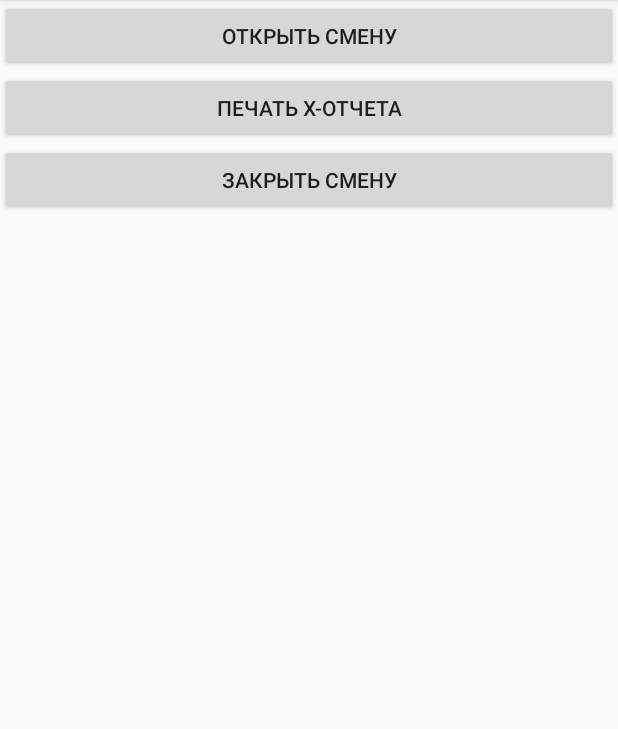
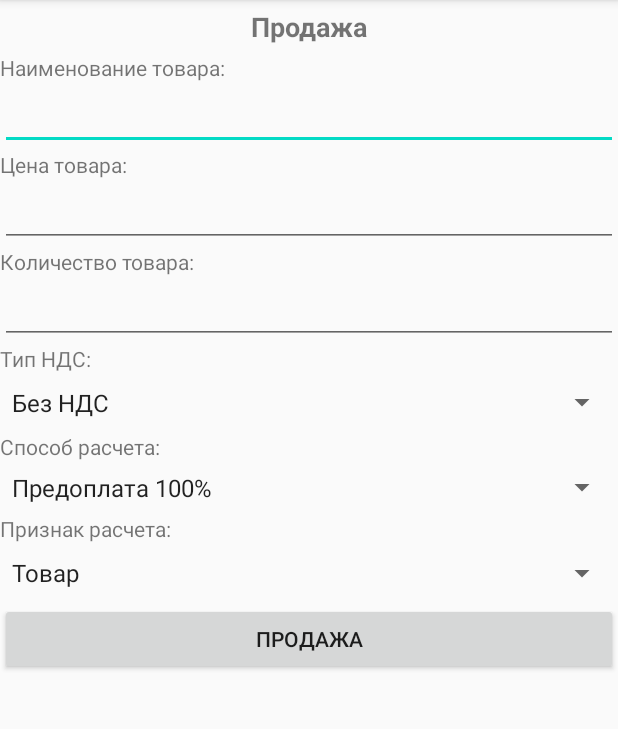
Before and after one commit to bayan47/DroidPOS, an Android app: the screen it shows after launch (Kassa_Settings before the commit, Kassa_SellUI after it), after a tap on "КАССОВОЕ УСТРОЙСТВО", on a phone screen of 412 x 824 dp, the part 84-813 px from its top. Run offline under Robolectric (Android 15) with nearby library versions, the phone set to English and light mode, and no system bars; 10 statements that could not run were skipped.

Commit message:
Реализована продажа товара (пока один в чеке)

```diff
--- /dev/null
+++ b/android_util_fr_drv_ng-release/build.gradle
@@ -0,0 +1,2 @@
+configurations.maybeCreate("default")
+artifacts.add("default", file('android_util_fr_drv_ng-release.aar'))
--- a/app/src/main/java/com/example/shtrih/Kassa.java
+++ b/app/src/main/java/com/example/shtrih/Kassa.java
@@ -1,6 +1,11 @@
 package com.example.shtrih;
 
+
+import java.math.BigDecimal;
+import java.math.RoundingMode;
+
 import ru.shtrih_m.fr_drv_ng.classic_interface.classic_interface;
+
 
 final public class Kassa  {
 
@@ -12,16 +17,71 @@ final public class Kassa  {
         int nds_id;
         String nds_name;
         TaxTypes(int id, String name){
-            nds_id=id;
+            this.nds_id=id;
+            this.nds_name = name;
+        }
+
+        @Override
+        public String toString()
+        {
+            super.toString();
+            return nds_name;
         }
     }
+
+    public static enum PaymentTypes     //Перечисление признаков способов расчета
+    {
+        Predoplata(1,"Предоплата 100%"),NotFullPredoplata(2,"Частичная предоплата"),Avans(3, "Аванс"),FullRashet(4,"Полный расчет"),NotFullRashet(5,"Частичный расчет"),PeredachaKredit(6,"Передача в кредит"),OplataKredit(7,"Оплата в кредит");
+        int pay_id;
+        String pay_name;
+
+        PaymentTypes(int id,String name)
+        {
+            pay_id = id;
+            pay_name = name;
+        }
+
+        @Override
+        public String toString()
+        {
+            super.toString();
+            return pay_name;
+        }
+    }
+
+    public static enum PaymentItemType
+    {
+        Tovar(1,"Товар"),AkcizTovar(2,"Подакцизный товар"),Rabota(3,"Работа"),Usluga(4,"Услуга"),StavkaAzart(5,"Ставка азартной игры"),IncomeAzart(6,"Выигрыш азартной игры"),LotBilet(7,"Лотерейный билет"),IncomeLot(8,"Выигрыш лотереи"),RID(9,"Предоставление РИД"),Platezh(10,"Платеж"),IncomeAgent(11,"Агентское вознаграждение"),SostavPayItemType(12,"Составной предмет расчета"),AnotherpayItemType(13,"Иной предмет расчета");
+
+        int pay_item_type_id;
+        String pay_item_type_name;
+
+        PaymentItemType(int id, String name)
+        {
+            pay_item_type_id = id;
+            pay_item_type_name = name;
+        }
+
+        @Override
+        public String toString()
+        {
+            super.toString();
+            return pay_item_type_name;
+        }
+    }
+
+    public static String goodName; //Название товара
+    public static long price; //Цена товара
     public static double quantity; // Количество товара
     public static TaxTypes taxType; //Тип НДС
+    public static PaymentTypes paymentType; //Признак способа расчета
+    public static PaymentItemType paymentItemType; //Признак предмета расчета
 
 
-    public static void OpenSession()           //Открыть смену на кассу
+    public static void OpenSession()           //Открыть смену на кассе
     {
         device.FNOpenSession();
+
     }
 
     public static void CloseSession()          //Закрыть смену на кассе
@@ -37,10 +97,25 @@ final public class Kassa  {
     public static void Sell()                   //Продажа
     {
         device.Set_CheckType(1);           //Устанавливаю тип операции. Подробнее - https://github.com/shtrih-m/fr_drv_ng/wiki/Properties#group___properties_1ga8c8729c0e051e112febacd4f7f9ee91d
+        device.Set_Price(price);
+        device.Set_StringForPrinting(goodName);
         device.Set_Quantity(quantity);           //Установка количества товара к продаже
         device.Set_TaxValue1Enabled(false);      //Установка самостоятельного расчета суммы налога. Подробнее - https://github.com/shtrih-m/fr_drv_ng/wiki/Properties#group___properties_1gab43c70068f2161777d97b26b7b586c52
+        device.Set_Summ1(device.Get_Price()*Double.valueOf(device.Get_Quantity()).longValue());
         device.Set_Summ1Enabled(false);   //Установка параметра Summ1. (Нихрена не понятно для чего, но когда отключен сумма считается - количество товара * чек.
+        device.Set_Tax1(taxType.nds_id);        //Установка выбранного НДС
+        device.Set_Department(1);         //Установка режима свободной продажи - https://github.com/shtrih-m/fr_drv_ng/wiki/Properties#group___properties_1ga25e8f3455a02458e60cbd624000c751b
+        device.Set_PaymentTypeSign(paymentType.pay_id); //Установка признака расчета
+        device.Set_PaymentItemSign(paymentItemType.pay_item_type_id); //Установка признака предмета расчета
+        device.FNOperation();
+        device.FNCloseCheckEx();
+    }
 
-        device.FNOperation();
+    public static long ParsePrice(String price_string)  //Метод округляющий цену до двух знаков после запятых и приводящий цену в копейки. Касса работает с копейками.
+    {
+        BigDecimal bd = new BigDecimal(price_string);
+        bd = bd.setScale(2, RoundingMode.HALF_UP);
+        double input_price = bd.doubleValue()*100;
+        return Double.valueOf(input_price).longValue();
     }
 }
--- a/app/src/main/java/com/example/shtrih/Kassa_SellUI.java
+++ b/app/src/main/java/com/example/shtrih/Kassa_SellUI.java
@@ -3,17 +3,108 @@ package com.example.shtrih;
 import androidx.appcompat.app.AppCompatActivity;
 
 import android.os.Bundle;
+import android.widget.AdapterView;
+import android.view.View;
+import android.widget.ArrayAdapter;
+import android.widget.Button;
 import android.widget.EditText;
+import android.widget.Spinner;
+import android.widget.TextView;
 
 public class Kassa_SellUI extends AppCompatActivity {
+
+  // Kassa.TaxTypes[] taxTypes = {Kassa.TaxTypes.WithoutNDS,Kassa.TaxTypes.NDS20, Kassa.TaxTypes.NDS10, Kassa.TaxTypes.NDS20120, Kassa.TaxTypes.NDS10110};
 
     @Override
     protected void onCreate(Bundle savedInstanceState) {
         super.onCreate(savedInstanceState);
+
         setContentView(R.layout.activity_kassa__sell_u_i);
 
-        EditText good_quantity = findViewById(R.id.GoodQuantity);
-        EditText good_price = findViewById(R.id.GoodPrice);
+        final EditText good_name = findViewById(R.id.GoodName);
+        final EditText good_quantity = findViewById(R.id.GoodQuantity);
+        final EditText good_price = findViewById(R.id.GoodPrice);
+
+        Button sell_button = findViewById(R.id.sell_button);
+
+        Spinner nds_selector = (Spinner)findViewById(R.id.nds);
+        Spinner pay_type_selector = (Spinner)findViewById(R.id.payment_type);
+        Spinner pay_item_type_selector = (Spinner)findViewById(R.id.pay_item_type);
+
+
+
+        View.OnClickListener sell_button_listener = new View.OnClickListener() {
+            @Override
+            public void onClick(View view) {
+                Kassa.goodName = good_name.getText().toString();
+                Kassa.quantity = Double.parseDouble(good_quantity.getText().toString());
+                Kassa.price = Kassa.ParsePrice(good_price.getText().toString());
+                Kassa.Sell();
+            }
+        };
+        sell_button.setOnClickListener(sell_button_listener);
+
+        ArrayAdapter<Kassa.TaxTypes> nds_adapter = new ArrayAdapter<Kassa.TaxTypes>(this,android.R.layout.simple_spinner_item,Kassa.TaxTypes.values());
+        nds_adapter.setDropDownViewResource(android.R.layout.simple_spinner_dropdown_item);
+        nds_selector.setAdapter(nds_adapter);
+
+        ArrayAdapter<Kassa.PaymentTypes> pay_type_adapter = new ArrayAdapter<Kassa.PaymentTypes>(this,android.R.layout.simple_spinner_item,Kassa.PaymentTypes.values());
+        pay_type_adapter.setDropDownViewResource(android.R.layout.simple_spinner_dropdown_item);
+        pay_type_selector.setAdapter(pay_type_adapter);
+
+        ArrayAdapter<Kassa.PaymentItemType> pay_item_type_adapter = new ArrayAdapter<Kassa.PaymentItemType>(this,android.R.layout.simple_spinner_item,Kassa.PaymentItemType.values());
+        pay_item_type_adapter.setDropDownViewResource(android.R.layout.simple_spinner_dropdown_item);
+        pay_item_type_selector.setAdapter(pay_item_type_adapter);
+
+        AdapterView.OnItemSelectedListener nds_selected = new AdapterView.OnItemSelectedListener()
+        {
+
+            @Override
+            public void onItemSelected(AdapterView<?> parent, View view, int position, long id) {
+
+                // Получаем выбранный объект
+                Kassa.taxType = (Kassa.TaxTypes)parent.getItemAtPosition(position);
+            }
+
+            @Override
+            public void onNothingSelected(AdapterView<?> parent) {
+
+            }
+        };
+
+        AdapterView.OnItemSelectedListener pay_type_selected = new AdapterView.OnItemSelectedListener() {
+            @Override
+            public void onItemSelected(AdapterView<?> parent, View view, int position, long l) {
+                Kassa.paymentType = (Kassa.PaymentTypes)parent.getItemAtPosition(position);
+            }
+
+            @Override
+            public void onNothingSelected(AdapterView<?> adapterView) {
+
+            }
+        };
+
+        AdapterView.OnItemSelectedListener pay_item_type_selected = new AdapterView.OnItemSelectedListener()
+        {
+
+            @Override
+            public void onItemSelected(AdapterView<?> parent, View view, int position, long id) {
+
+                // Получаем выбранный объект
+                Kassa.paymentItemType = (Kassa.PaymentItemType)parent.getItemAtPosition(position);
+            }
+
+            @Override
+            public void onNothingSelected(AdapterView<?> parent) {
+
+            }
+        };
+
+        nds_selector.setOnItemSelectedListener(nds_selected);
+        pay_type_selector.setOnItemSelectedListener(pay_type_selected);
+        pay_item_type_selector.setOnItemSelectedListener(pay_item_type_selected);
+
+
 
     }
 }
--- a/app/src/main/java/com/example/shtrih/MainActivity.java
+++ b/app/src/main/java/com/example/shtrih/MainActivity.java
@@ -39,7 +39,7 @@ public class MainActivity extends AppCompatActivity {
         int answer = Kassa.device.Connect();
         Kassa.device.Beep();
 
-        final Intent ToKassaSetting = new Intent(this,Kassa_Settings.class);
+        final Intent ToKassaSetting = new Intent(this,Kassa_SellUI.class);
 
         Button kassasettings_button = findViewById(R.id.kassasettings_button);
         View.OnClickListener kassaset = new View.OnClickListener() {
--- a/app/src/main/res/layout/activity_kassa__sell_u_i.xml
+++ b/app/src/main/res/layout/activity_kassa__sell_u_i.xml
@@ -29,8 +29,7 @@
         android:layout_width="match_parent"
         android:layout_height="wrap_content"
         android:ems="10"
-        android:inputType="number"
-        android:numeric="decimal" />
+        android:inputType="text" />
 
     <TextView
         android:id="@+id/textView"
@@ -43,8 +42,7 @@
         android:layout_width="match_parent"
         android:layout_height="wrap_content"
         android:ems="10"
-        android:inputType="number"
-        android:numeric="decimal" />
+        android:inputType="number" />
 
     <TextView
         android:id="@+id/textView2"
@@ -57,12 +55,45 @@
         android:layout_width="match_parent"
         android:layout_height="wrap_content"
         android:ems="10"
-        android:inputType="number"
-        android:numeric="decimal" />
+        android:inputType="number" />
+
+    <TextView
+        android:id="@+id/textView6"
+        android:layout_width="match_parent"
+        android:layout_height="wrap_content"
+        android:text="Тип НДС:" />
 
     <Spinner
-        android:id="@+id/spinner"
+        android:id="@+id/nds"
         android:layout_width="match_parent"
-        android:layout_height="wrap_content" />
+        android:layout_height="39dp" />
+
+    <TextView
+        android:id="@+id/textView7"
+        android:layout_width="match_parent"
+        android:layout_height="wrap_content"
+        android:text="Способ расчета:" />
+
+    <Spinner
+        android:id="@+id/payment_type"
+        android:layout_width="match_parent"
+        android:layout_height="35dp" />
+
+    <TextView
+        android:id="@+id/textView8"
+        android:layout_width="match_parent"
+        android:layout_height="wrap_content"
+        android:text="Признак расчета:" />
+
+    <Spinner
+        android:id="@+id/pay_item_type"
+        android:layout_width="match_parent"
+        android:layout_height="40dp" />
+
+    <Button
+        android:id="@+id/sell_button"
+        android:layout_width="match_parent"
+        android:layout_height="wrap_content"
+        android:text="Продажа" />
 
 </LinearLayout>
--- a/settings.gradle
+++ b/settings.gradle
@@ -1,4 +1,3 @@
-include ':classic_java_fr_drv_ng-1.4.4'
 include ':android_util_fr_drv_ng-release'
 include ':app'
 rootProject.name = "Shtrih"
```
Also changed, not shown: 1 other file.
